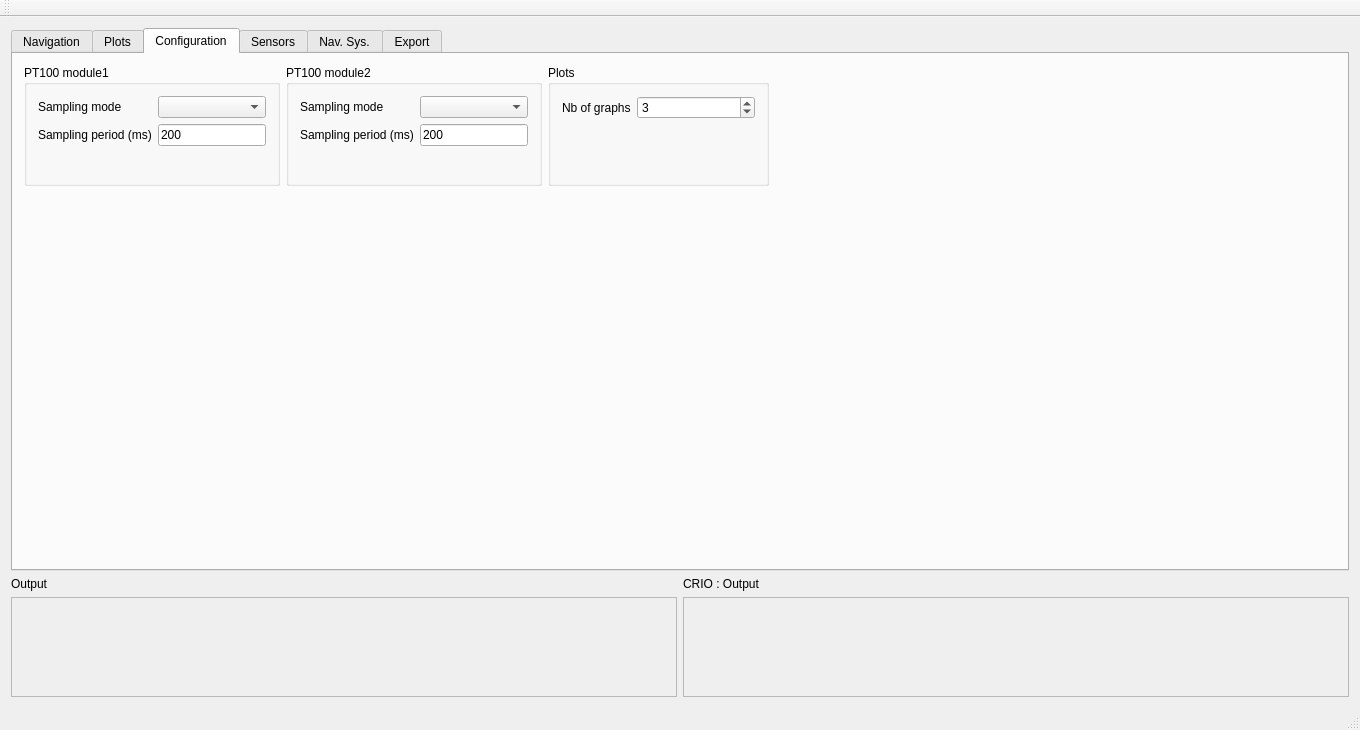
Old version of the form mainwindow.ui in the repository debelyoo/catamaran-ui.
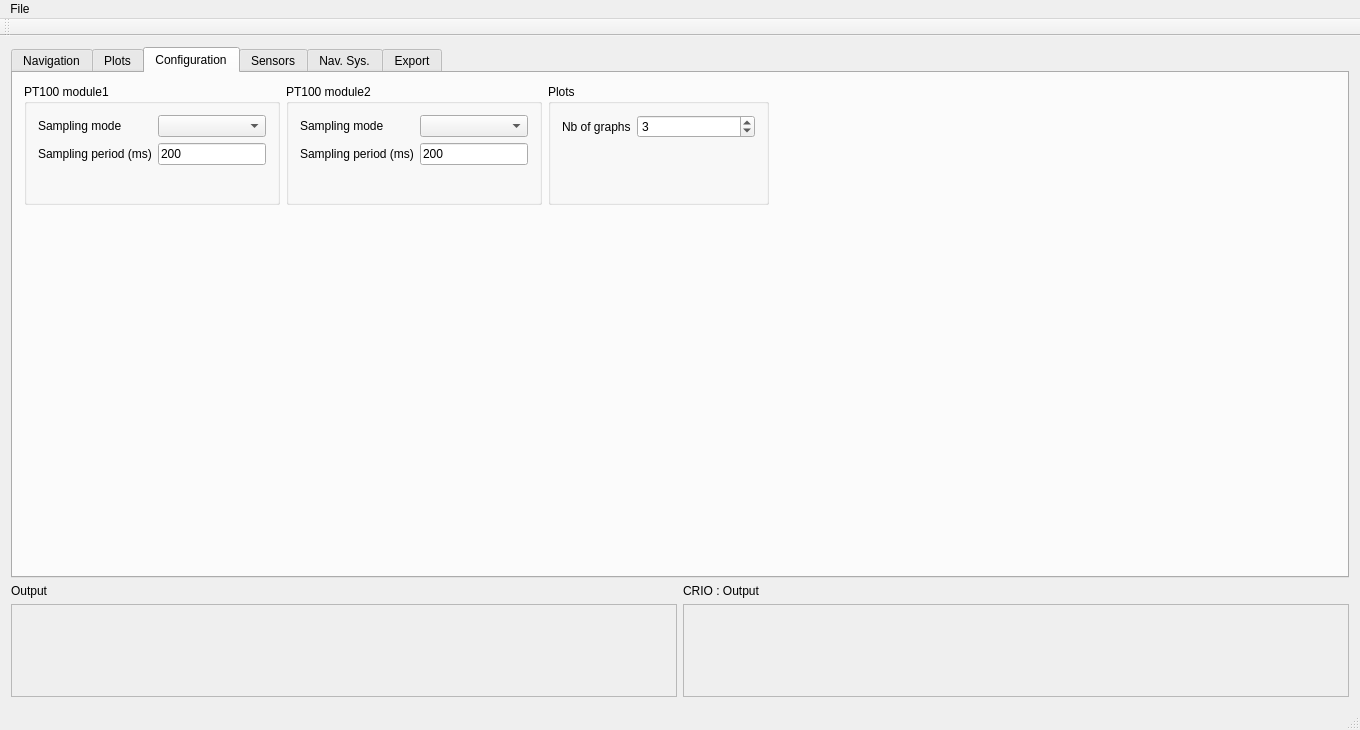
New version of the form. The open tabs and pages were chosen to show the change. Icons and pictures are not drawn.

```diff
--- a/mainwindow.ui
+++ b/mainwindow.ui
@@ -838,7 +838,7 @@
        </attribute>
        <layout class="QVBoxLayout" name="verticalLayout_2">
         <item>
-         <layout class="QHBoxLayout" name="horizontalLayout_11" stretch="1,0,1,1">
+         <layout class="QHBoxLayout" name="horizontalLayout_11" stretch="0,0,1,1">
           <item>
            <widget class="QGroupBox" name="groupBox">
             <property name="sizePolicy">
@@ -992,14 +992,17 @@
          </layout>
         </item>
         <item>
-         <widget class="QWidget" name="addressesContainer" native="true">
-          <property name="sizePolicy">
-           <sizepolicy hsizetype="Preferred" vsizetype="Preferred">
-            <horstretch>0</horstretch>
-            <verstretch>1</verstretch>
-           </sizepolicy>
+         <spacer name="verticalSpacer_5">
+          <property name="orientation">
+           <enum>Qt::Vertical</enum>
           </property>
-         </widget>
+          <property name="sizeHint" stdset="0">
+           <size>
+            <width>20</width>
+            <height>40</height>
+           </size>
+          </property>
+         </spacer>
         </item>
        </layout>
       </widget>
@@ -1723,6 +1726,14 @@
      <height>21</height>
     </rect>
    </property>
+   <widget class="QMenu" name="menuFile">
+    <property name="title">
+     <string>File</string>
+    </property>
+    <addaction name="actionSave_config"/>
+    <addaction name="actionLoad_configuration"/>
+   </widget>
+   <addaction name="menuFile"/>
   </widget>
   <widget class="QToolBar" name="mainToolBar">
    <attribute name="toolBarArea">
```
Left out of the diff: 10 changed lines with no effect on the pictures.
